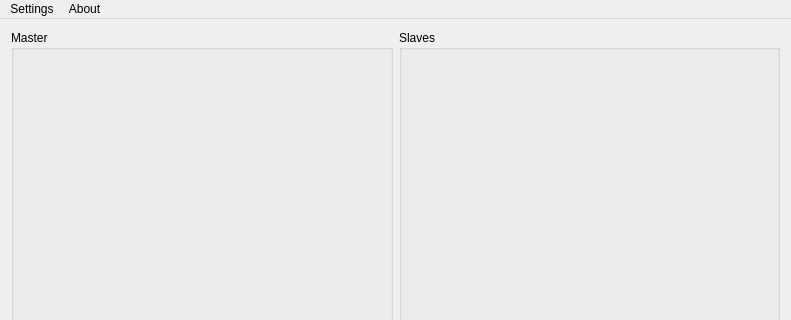
Above: AppMan/mainform.ui from hhvvkk/COS301DistrobutedApplicationManger before the change; both pictures show x 0 to 791 and y 0 to 320 of the 791 by 571 pixel window. Below: the same form after it.
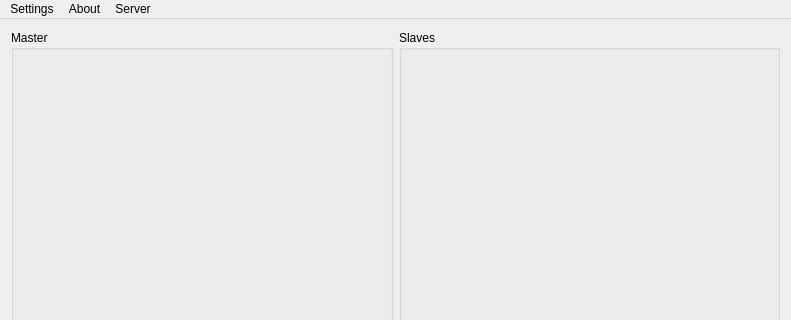
That is the form after the change. Icons and pictures are not drawn.

Commit message: Merged class files and added initial server

What changed in the file:
```diff
--- a/AppMan/mainform.ui
+++ b/AppMan/mainform.ui
@@ -50,7 +50,7 @@
      <x>0</x>
      <y>0</y>
      <width>791</width>
-     <height>21</height>
+     <height>27</height>
     </rect>
    </property>
    <widget class="QMenu" name="menuAbout">
@@ -65,8 +65,18 @@
      <string>Settings</string>
     </property>
    </widget>
+   <widget class="QMenu" name="menuStartServer">
+    <property name="title">
+     <string>Server</string>
+    </property>
+    <addaction name="separator"/>
+    <addaction name="actionStart"/>
+    <addaction name="actionSet_Port"/>
+    <addaction name="actionStop_Server"/>
+   </widget>
    <addaction name="menuAdd"/>
    <addaction name="menuAbout"/>
+   <addaction name="menuStartServer"/>
   </widget>
   <widget class="QStatusBar" name="statusBar">
    <property name="statusTip">
```
Left out of the diff: 15 changed lines with no effect on the pictures. The commit also changes 24 other files.
